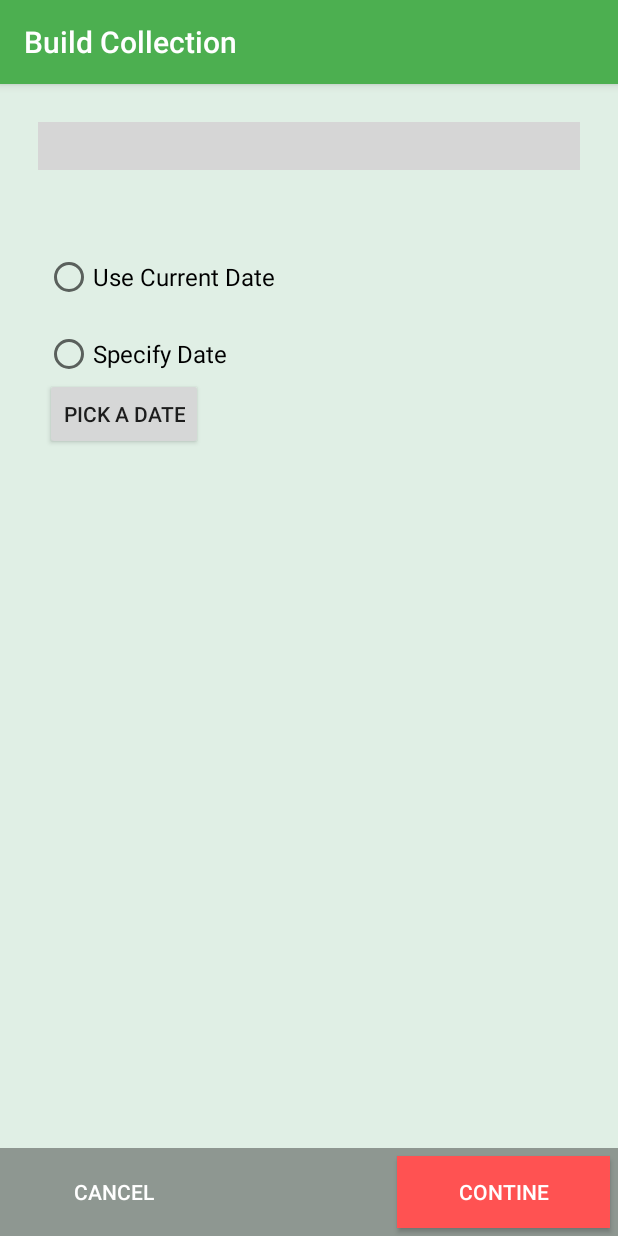
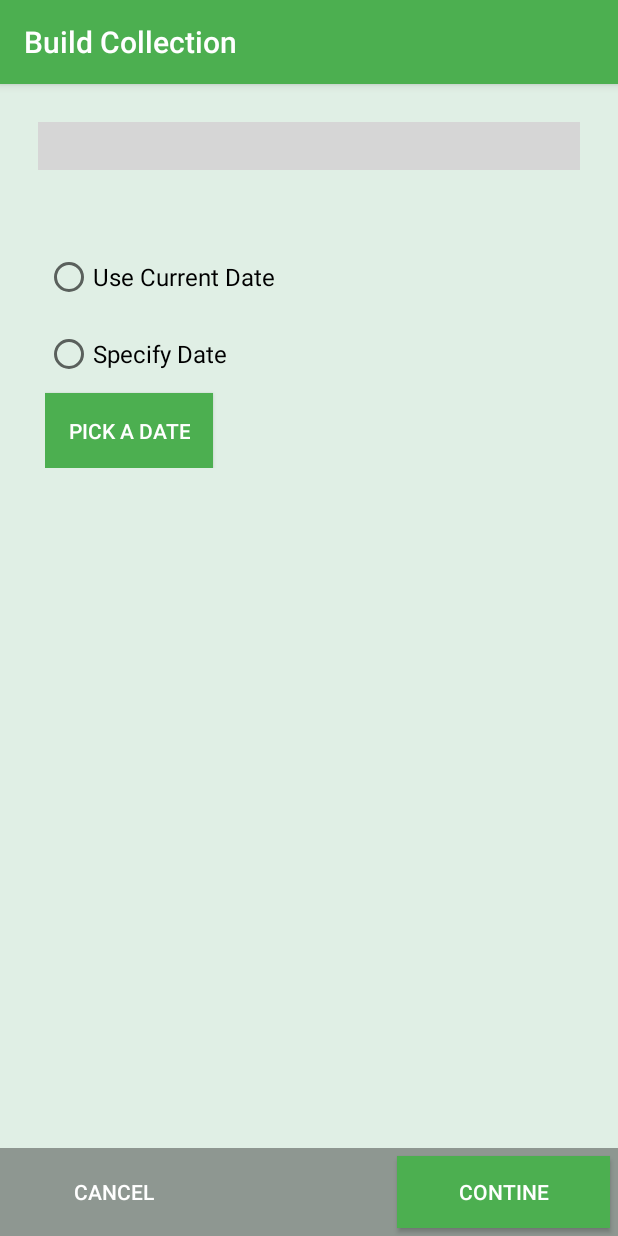
Before and after one commit to Chinese-Dragon/Wildlife-Collector, an Android app: the CollectionDate screen opened directly, with no data from a screen before it, on a phone screen of 412 x 824 dp. Run offline under Robolectric (Android 15) with nearby library versions, the phone set to English and light mode, and no system bars; libraries missing offline, so code that uses them is left out: com.badoualy.stepperindicator; 3 statements that could not run were skipped; grey boxes are pictures that could not be loaded.

Commit message:
Button Coloring on Stepper

```diff
--- a/CodeBase/wildlife/app/src/main/res/layout/collection_date_fragment.xml
+++ b/CodeBase/wildlife/app/src/main/res/layout/collection_date_fragment.xml
@@ -46,7 +46,12 @@
             android:layout_width="wrap_content"
             android:layout_height="wrap_content"
             android:text="Pick a date"
-            android:layout_weight="2" />
+            android:padding="15dp"
+            android:layout_weight="2"
+            android:layout_marginTop="10dp"
+            android:background="#4CAF50"
+            android:textColor="@color/colorText"
+            android:layout_centerHorizontal="true"/>
 
     </RadioGroup>
 
--- a/CodeBase/wildlife/app/src/main/res/layout/collection_location_fragment.xml
+++ b/CodeBase/wildlife/app/src/main/res/layout/collection_location_fragment.xml
@@ -15,7 +15,7 @@
         android:text="Get Location"
         android:padding="15dp"
         android:layout_marginTop="10dp"
-        android:background="#99000000"
+        android:background="#4CAF50"
         android:textColor="@color/colorText"
         android:layout_centerHorizontal="true"/>
 
--- a/CodeBase/wildlife/app/src/main/res/values/colors.xml
+++ b/CodeBase/wildlife/app/src/main/res/values/colors.xml
@@ -3,7 +3,7 @@
     <color name="colorPrimary">#4CAF50</color>
     <color name="colorPrimaryDark">#388E3C</color>
     <color name="colorBackground">#e0efe5</color>
-    <color name="colorAccent">#FF5252</color>
+    <color name="colorAccent">#4CAF50</color>
     <color name="colorLightPrimary">#C8E6C9</color>
     <color name="colorText">#FFFFFF</color>
     <color name="colorPrimaryText">#212121</color>
```
